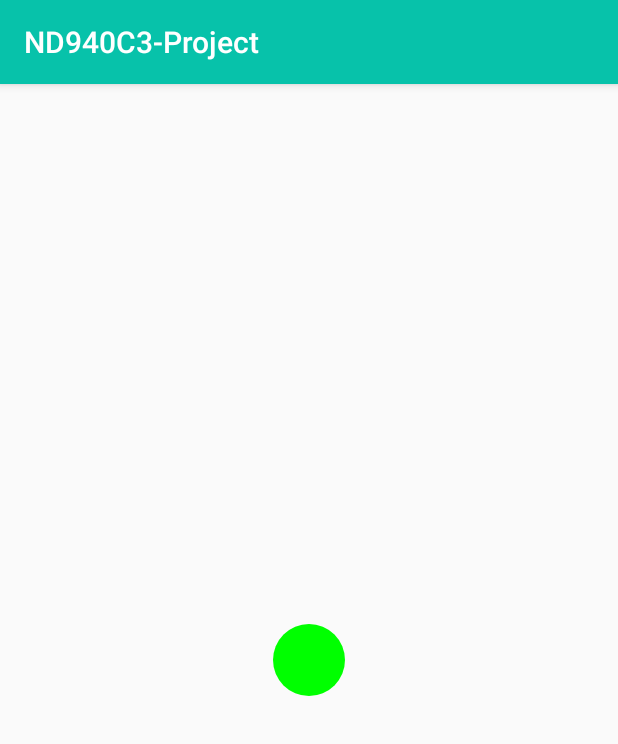
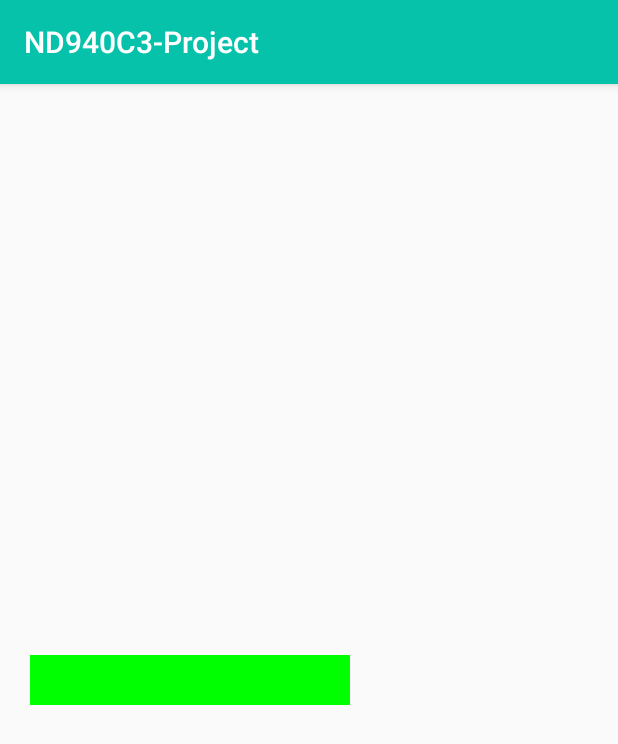
Before and after one commit to snaqviApps/customLoadingButton, an Android app: the screen it shows after launch (MainActivity), on a phone screen of 412 x 824 dp. Shown: the top 744 px of the screen. Run offline under Robolectric (Android 15) with nearby library versions, the phone set to English and light mode, and no system bars.

Commit message:
loading button (static though) started showing up

```diff
--- a/app/src/main/java/com/udacity/LoadingButton.kt
+++ b/app/src/main/java/com/udacity/LoadingButton.kt
@@ -12,9 +12,10 @@ class LoadingButton @JvmOverloads constructor(
     context: Context, attrs: AttributeSet? = null, defStyleAttr: Int = 0
 ) : View(context, attrs, defStyleAttr) {
 
-    private var radius: Float = 0.0f
+    // This would contain the loading background dimensions.
     private val loadingRect = Rect()
     private var progress: Int = 0
+
     private var oval = RectF(60.25f, 400f, 130f, 148f)
     private var widthSize = 0
     private var heightSize = 0
@@ -24,8 +25,6 @@ class LoadingButton @JvmOverloads constructor(
 
         when (new) {
             ButtonState.Loading -> {
-                // Do some action.
-//                valueAnimator.animatedValue ---> does not work
                 valueAnimator = ValueAnimator.ofInt(0, 360).setDuration(2000)
                     .apply {
                         addUpdateListener {
@@ -49,9 +48,7 @@ class LoadingButton @JvmOverloads constructor(
     }
 
     override fun onSizeChanged(w: Int, h: Int, oldw: Int, oldh: Int) {
-//        super.onSizeChanged(w, h, oldw, oldh)
-        radius = (min(width, height) / 2.0 * 0.8).toFloat()
-
+        super.onSizeChanged(w, h, oldw, oldh)
     }
 
     private val paint = Paint(Paint.ANTI_ALIAS_FLAG).apply {
@@ -67,11 +64,10 @@ class LoadingButton @JvmOverloads constructor(
 
         onSizeChanged(20,40, 10, 10)
         paint.color = if (buttonState == ButtonState.Completed) Color.GREEN else Color.CYAN
-
-        canvas?.drawText("Here is download button", 4.5f, 155.9f, paint)
-        loadingRect.set(0, 0, width * progress / 360, height)
-//        canvas?.drawRect(loadingRect, paint)
-        canvas?.drawCircle((width / 2).toFloat(), (height / 2).toFloat(), radius, paint)
+//        loadingRect.set(120, 20, width * progress / 360, height)
+        loadingRect.offset(-220, 0)
+        loadingRect.set(320, 40, width * progress / 360,  height)
+        canvas?.drawRect(loadingRect, paint)
     }
 
     override fun onMeasure(widthMeasureSpec: Int, heightMeasureSpec: Int) {
--- a/app/src/main/res/layout/content_main.xml
+++ b/app/src/main/res/layout/content_main.xml
@@ -7,6 +7,7 @@
     android:layout_height="match_parent"
     app:layout_behavior="@string/appbar_scrolling_view_behavior"
     tools:context=".main.MainActivity"
+    android:layout_centerHorizontal="true"
     tools:showIn="@layout/activity_main">
 
     <com.udacity.LoadingButton
```
Also changed, not shown: app/src/main/java/com/udacity/receiver/DownloadReceiver.kt (+1 -6 lines).
